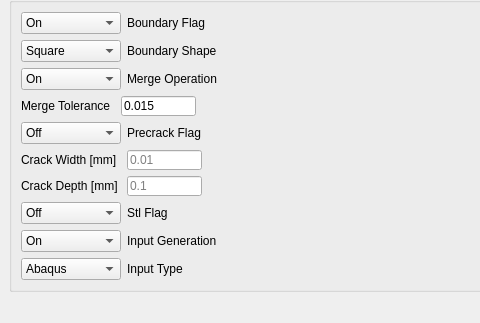
Before: the Qt Designer form freecad/woodWorkbench/gui/ui/ui_CBL_cellParams.ui in Computational-Mechanics-Material-Models/CBL-preprocesser, drawn with Qt 5; both pictures show x 0 to 480 and y 788 to 1111 of the 859 by 1111 pixel window.
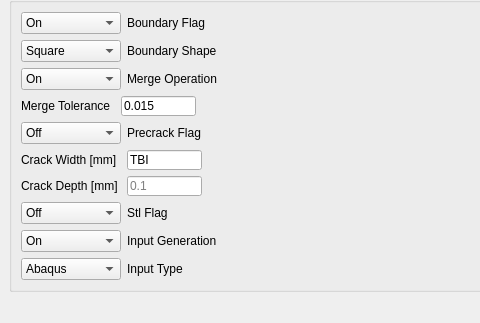
After: the same form once the commit is applied.

Patch:
```diff
--- a/freecad/woodWorkbench/gui/ui/ui_CBL_cellParams.ui
+++ b/freecad/woodWorkbench/gui/ui/ui_CBL_cellParams.ui
@@ -1029,7 +1029,7 @@
               </size>
              </property>
              <property name="text">
-              <string/>
+              <string>TBI</string>
              </property>
              <property name="maxLength">
               <number>32767</number>
```
Left out of the diff: 5 changed lines with no effect on the pictures.
